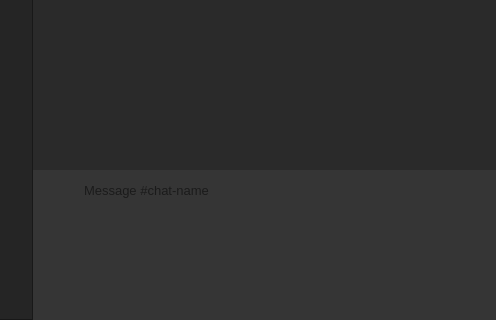
LiquidIce64/ScatterComms, file widgets/main_page/main_page.ui: the form before one commit; both pictures show x 247 to 743 and y 280 to 600 of the 1000 by 600 pixel window.
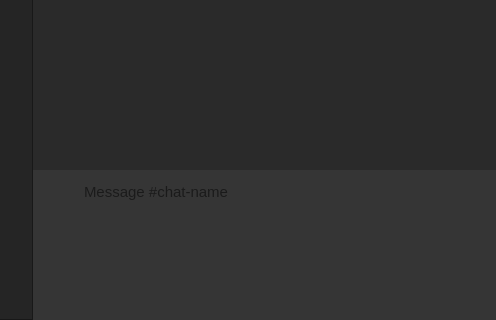
The form after the commit. Icons and pictures are not drawn. Custom widgets are drawn as their Qt base class.

What changed in the file:
```diff
--- a/widgets/main_page/main_page.ui
+++ b/widgets/main_page/main_page.ui
@@ -165,7 +165,7 @@
 
 #textbox {
 	background-color: #353535;
-	font-size: 10pt;
+	font-size: 11pt;
 }</string>
   </property>
   <layout class="QGridLayout" name="layout_main_page" rowstretch="0,1,0" columnstretch="0,0,1,0">
@@ -1141,8 +1141,8 @@
 hr { height: 1px; border-width: 0; }
 li.unchecked::marker { content: &quot;\2610&quot;; }
 li.checked::marker { content: &quot;\2612&quot;; }
-&lt;/style&gt;&lt;/head&gt;&lt;body style=&quot; font-family:'Segoe UI'; font-size:10pt; font-weight:400; font-style:normal;&quot;&gt;
-&lt;p style=&quot;-qt-paragraph-type:empty; margin-top:0px; margin-bottom:0px; margin-left:0px; margin-right:0px; -qt-block-indent:0; text-indent:0px;&quot;&gt;&lt;br /&gt;&lt;/p&gt;&lt;/body&gt;&lt;/html&gt;</string>
+&lt;/style&gt;&lt;/head&gt;&lt;body style=&quot; font-family:'Segoe UI'; font-size:11pt; font-weight:400; font-style:normal;&quot;&gt;
+&lt;p style=&quot;-qt-paragraph-type:empty; margin-top:0px; margin-bottom:0px; margin-left:0px; margin-right:0px; -qt-block-indent:0; text-indent:0px; font-size:10pt;&quot;&gt;&lt;br /&gt;&lt;/p&gt;&lt;/body&gt;&lt;/html&gt;</string>
            </property>
            <property name="acceptRichText">
             <bool>true</bool>
```
Left out of the diff: 12 changed lines with no effect on the pictures.
